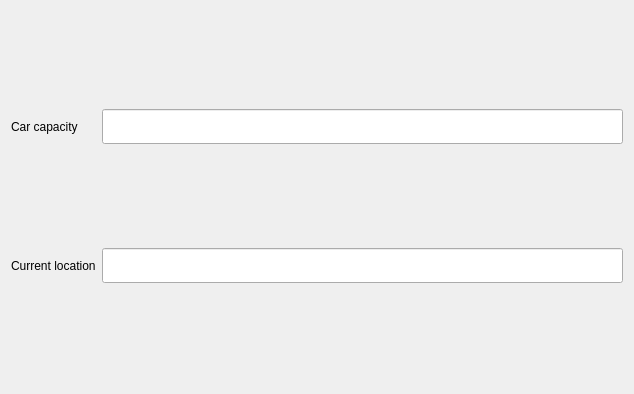
Qt form windows/widgets/drivers_form.ui (Belyashi/LogisticTask) before a commit.
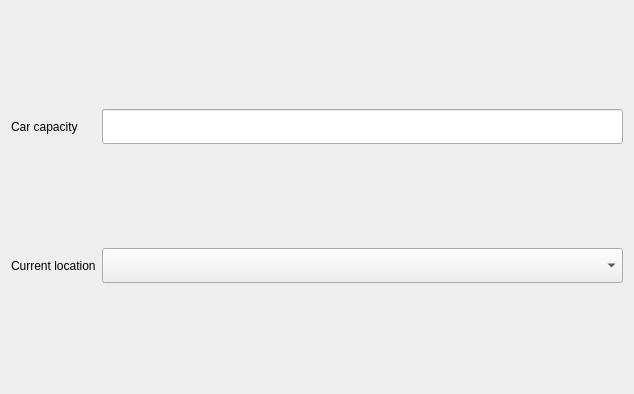
The same form after that commit.

Commit message: Added choice of location.

The edit to the form file:
```diff
--- a/windows/widgets/drivers_form.ui
+++ b/windows/widgets/drivers_form.ui
@@ -45,7 +45,7 @@
     </widget>
    </item>
    <item row="1" column="1">
-    <widget class="QLineEdit" name="location">
+    <widget class="QComboBox" name="comboBox">
      <property name="minimumSize">
       <size>
        <width>0</width>
```
The commit also changes 3 other files.
